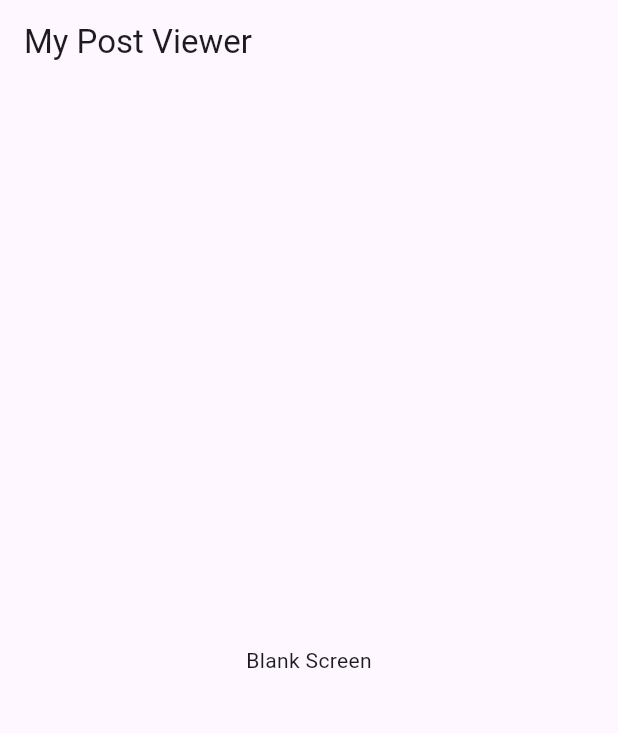
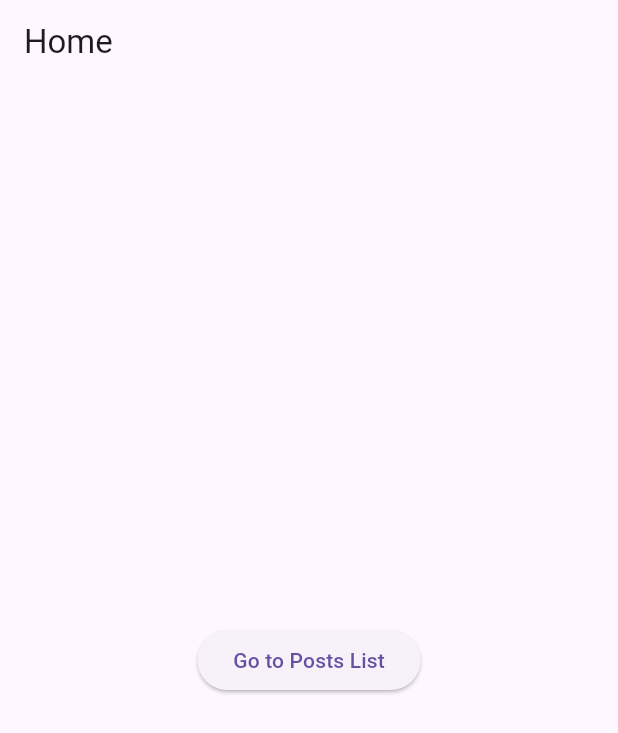
Before and after one commit to shubham-pokhrel/flutter-task, a Flutter app: the screen it shows after launch, on a phone screen of 412 x 824 dp. Shown: the top 733 px of the screen. Run offline on Flutter 3.47's test engine with Material 3 defaults, Android fonts, the phone set to English and light mode, and no system bars.

Commit message:
Added Home Screen with navigation button to Posts List Screen

```diff
--- a/lib/main.dart
+++ b/lib/main.dart
@@ -1,4 +1,5 @@
 import 'package:flutter/material.dart';
+import 'screens/home_screen.dart';
 
 void main() {
   runApp(MyPostViewerApp());
@@ -12,14 +13,7 @@ class MyPostViewerApp extends StatelessWidget {
       theme: ThemeData(
         primarySwatch: Colors.blue,
       ),
-      home: Scaffold(
-        appBar: AppBar(
-          title: Text('My Post Viewer'),
-        ),
-        body: Center(
-          child: Text('Blank Screen'),
-        ),
-      ),
+      home: HomeScreen(),
     );
   }
 }
--- /dev/null
+++ b/lib/screens/home_screen.dart
@@ -0,0 +1,32 @@
+import 'package:flutter/material.dart';
+import 'posts_list_screen.dart';
+
+class HomeScreen extends StatelessWidget {
+  @override
+  Widget build(BuildContext context) {
+    return Scaffold(
+      appBar: AppBar(
+        title: Text('Home'),
+      ),
+      body: Center(
+        child: Column(
+          mainAxisAlignment: MainAxisAlignment.center,
+          children: [
+            ElevatedButton(
+              onPressed: () {
+                Navigator.push(
+                  context,
+                  MaterialPageRoute(
+                    builder: (context) => PostsListScreen(),
+                  ),
+                );
+              },
+              child: Text('Go to Posts List'),
+            ),
+            // Additional buttons can be added here for other screens
+          ],
+        ),
+      ),
+    );
+  }
+}
--- /dev/null
+++ b/lib/screens/posts_list_screen.dart
@@ -0,0 +1,15 @@
+import 'package:flutter/material.dart';
+
+class PostsListScreen extends StatelessWidget {
+  @override
+  Widget build(BuildContext context) {
+    return Scaffold(
+      appBar: AppBar(
+        title: Text('Posts List'),
+      ),
+      body: Center(
+        child: Text('Posts List Screen'),
+      ),
+    );
+  }
+}
```
